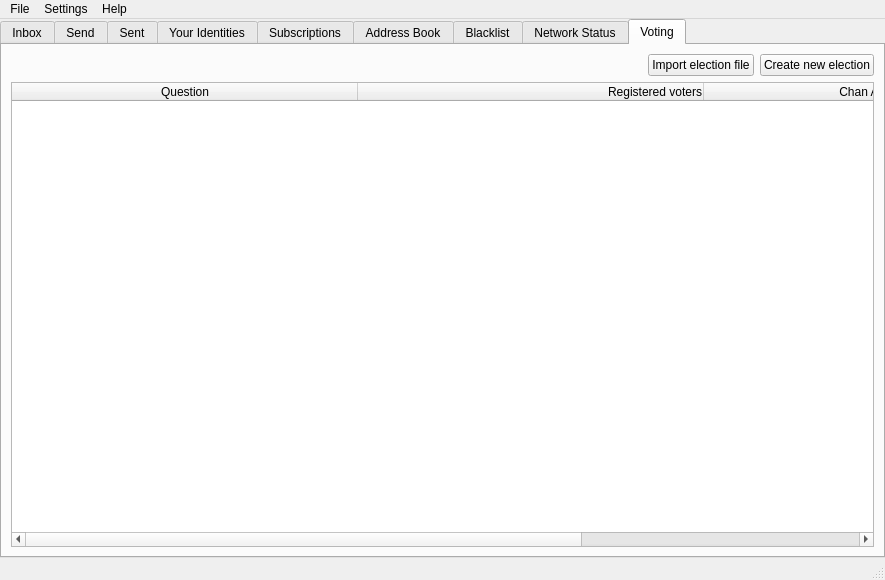
First picture: the form in src/bitmessageqt/bitmessageui.ui, repository Nainesh1184/PyBitmessageVote, before the edit.
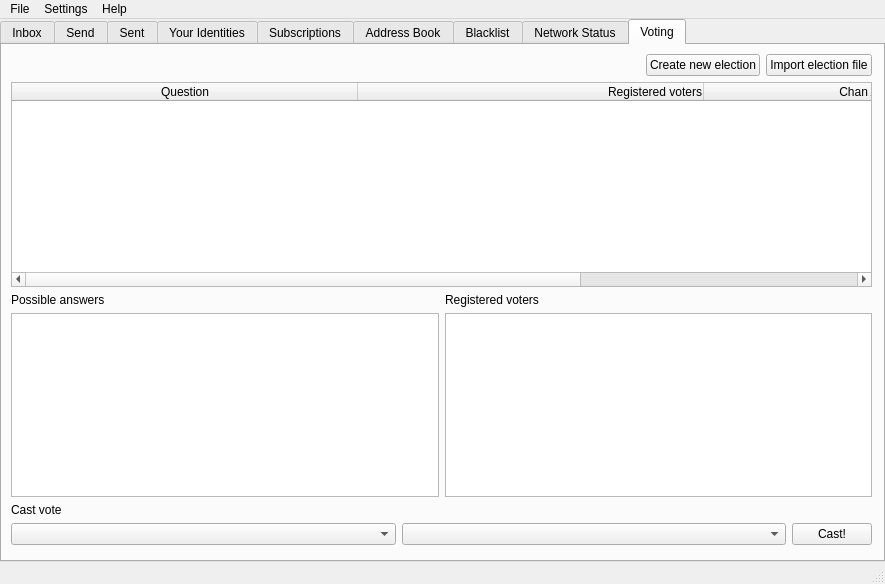
Second picture: the form after the edit. The open tabs and pages were chosen to show the change. Icons and pictures are not drawn.

Commit message: Basic sending of votes

```diff
--- a/src/bitmessageqt/bitmessageui.ui
+++ b/src/bitmessageqt/bitmessageui.ui
@@ -7,7 +7,7 @@
     <x>0</x>
     <y>0</y>
     <width>885</width>
-    <height>580</height>
+    <height>584</height>
    </rect>
   </property>
   <property name="windowTitle">
@@ -1046,6 +1046,12 @@
        </widget>
       </widget>
       <widget class="QWidget" name="voting">
+       <property name="sizePolicy">
+        <sizepolicy hsizetype="Expanding" vsizetype="Expanding">
+         <horstretch>1</horstretch>
+         <verstretch>1</verstretch>
+        </sizepolicy>
+       </property>
        <attribute name="icon">
         <iconset resource="bitmessage_icons.qrc">
          <normaloff>:/newPrefix/images/blacklist.png</normaloff>:/newPrefix/images/blacklist.png</iconset>
@@ -1053,15 +1059,19 @@
        <attribute name="title">
         <string>Voting</string>
        </attribute>
-       <layout class="QGridLayout" name="gridLayout_7">
-        <item row="2" column="2">
-         <widget class="QPushButton" name="pushButtonCreateElection">
-          <property name="text">
-           <string>Create new election</string>
-          </property>
-         </widget>
-        </item>
-        <item row="2" column="0">
+       <widget class="QWidget" name="">
+        <property name="geometry">
+         <rect>
+          <x>9</x>
+          <y>9</y>
+          <width>861</width>
+          <height>491</height>
+         </rect>
+        </property>
+        <layout class="QVBoxLayout" name="verticalLayout_3" stretch="0,1,1,0,0">
+         <item>
+          <layout class="QHBoxLayout" name="horizontalLayout_3" stretch="1,0,0">
+           <item>
          <spacer name="horizontalSpacer_3">
           <property name="orientation">
            <enum>Qt::Horizontal</enum>
@@ -1074,7 +1084,23 @@
           </property>
          </spacer>
         </item>
-        <item row="3" column="0" rowspan="2" colspan="3">
+           <item>
+            <widget class="QPushButton" name="pushButtonCreateElection">
+             <property name="text">
+              <string>Create new election</string>
+             </property>
+            </widget>
+           </item>
+           <item>
+            <widget class="QPushButton" name="pushButtonImportElection">
+             <property name="text">
+              <string>Import election file</string>
+             </property>
+            </widget>
+           </item>
+          </layout>
+         </item>
+         <item>
          <widget class="QTableWidget" name="tableWidgetElections">
           <property name="alternatingRowColors">
            <bool>true</bool>
@@ -1129,14 +1155,64 @@
           </column>
          </widget>
         </item>
-        <item row="2" column="1">
-         <widget class="QPushButton" name="pushButtonImportElection">
+         <item>
+          <layout class="QHBoxLayout" name="horizontalLayout_4" stretch="1,1">
+           <item>
+            <layout class="QVBoxLayout" name="verticalLayout_4" stretch="0,1">
+             <item>
+              <widget class="QLabel" name="label_7">
           <property name="text">
-           <string>Import election file</string>
+                <string>Possible answers</string>
           </property>
          </widget>
         </item>
-       </layout>
+             <item>
+              <widget class="QListWidget" name="listWidgetElectionAnswers"/>
+             </item>
+            </layout>
+           </item>
+           <item>
+            <layout class="QVBoxLayout" name="verticalLayout_5" stretch="0,1">
+             <item>
+              <widget class="QLabel" name="label_8">
+               <property name="text">
+                <string>Registered voters</string>
+               </property>
+              </widget>
+             </item>
+             <item>
+              <widget class="QListWidget" name="listWidgetElectionVoters"/>
+             </item>
+            </layout>
+           </item>
+          </layout>
+         </item>
+         <item>
+          <widget class="QLabel" name="label_9">
+           <property name="text">
+            <string>Cast vote</string>
+           </property>
+          </widget>
+         </item>
+         <item>
+          <layout class="QHBoxLayout" name="horizontalLayout_5" stretch="1,1,0">
+           <item>
+            <widget class="QComboBox" name="comboboxElectionAnswer"/>
+           </item>
+           <item>
+            <widget class="QComboBox" name="comboboxElectionAddress"/>
+           </item>
+           <item>
+            <widget class="QPushButton" name="pushButtonElectionVote">
+             <property name="text">
+              <string>Cast!</string>
+             </property>
+            </widget>
+           </item>
+          </layout>
+         </item>
+        </layout>
+       </widget>
       </widget>
      </widget>
     </item>
```
Left out of the diff: 21 changed lines with no effect on the pictures. Lines whose indentation alone changed are shown as unchanged. The commit also changes 3 other files.
